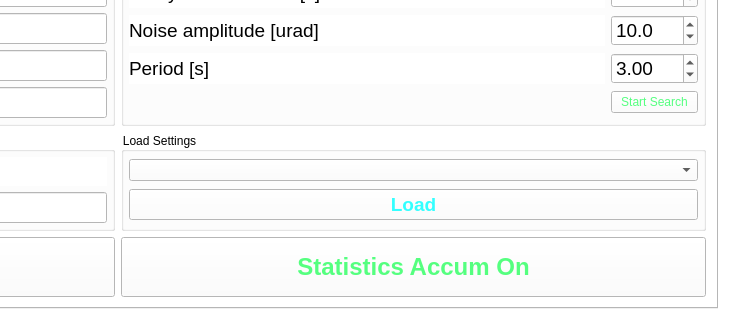
Above: gui/UIadaptive_feedback.ui from sergey-tomin/manul before the change; both pictures show x 494 to 1223 and y 541 to 861 of the 1223 by 861 pixel window. Below: the same form after it.
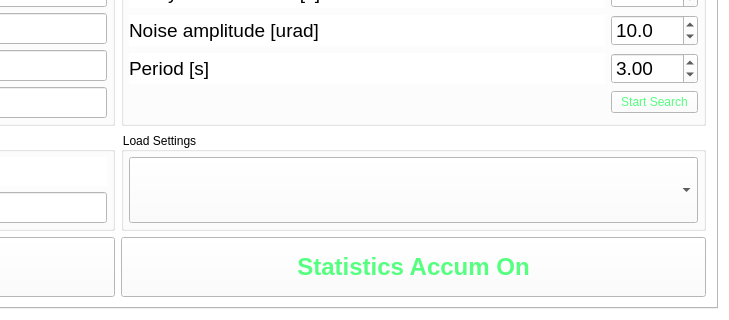
That is the form after the change.

```diff
--- a/gui/UIadaptive_feedback.ui
+++ b/gui/UIadaptive_feedback.ui
@@ -594,28 +594,12 @@
            <number>6</number>
           </property>
           <item row="0" column="1" colspan="2">
-           <widget class="QComboBox" name="cb_load_settings"/>
-          </item>
-          <item row="1" column="1" colspan="2">
-           <widget class="QPushButton" name="pb_load_settings">
-            <property name="minimumSize">
-             <size>
-              <width>0</width>
-              <height>0</height>
-             </size>
-            </property>
-            <property name="font">
-             <font>
-              <pointsize>14</pointsize>
-              <weight>75</weight>
-              <bold>true</bold>
-             </font>
-            </property>
-            <property name="styleSheet">
-             <string notr="true">color: rgb(51, 255, 255);</string>
-            </property>
-            <property name="text">
-             <string>Load</string>
+           <widget class="QComboBox" name="cb_load_settings">
+            <property name="sizePolicy">
+             <sizepolicy hsizetype="Preferred" vsizetype="Preferred">
+              <horstretch>0</horstretch>
+              <verstretch>0</verstretch>
+             </sizepolicy>
             </property>
            </widget>
           </item>
```
